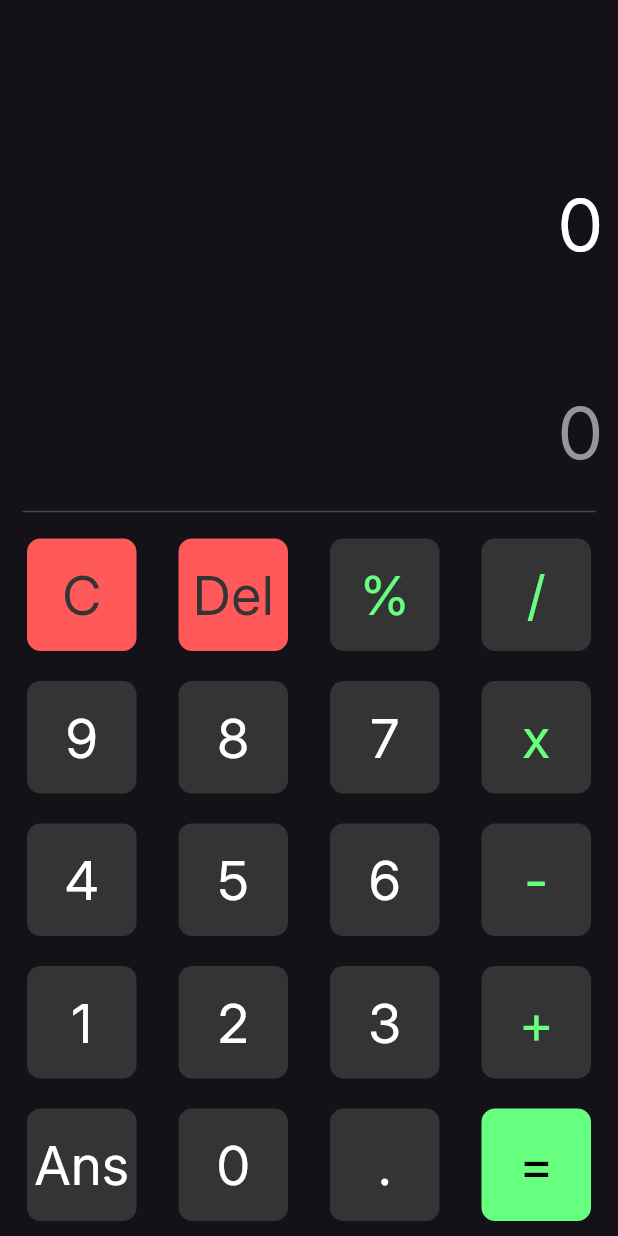
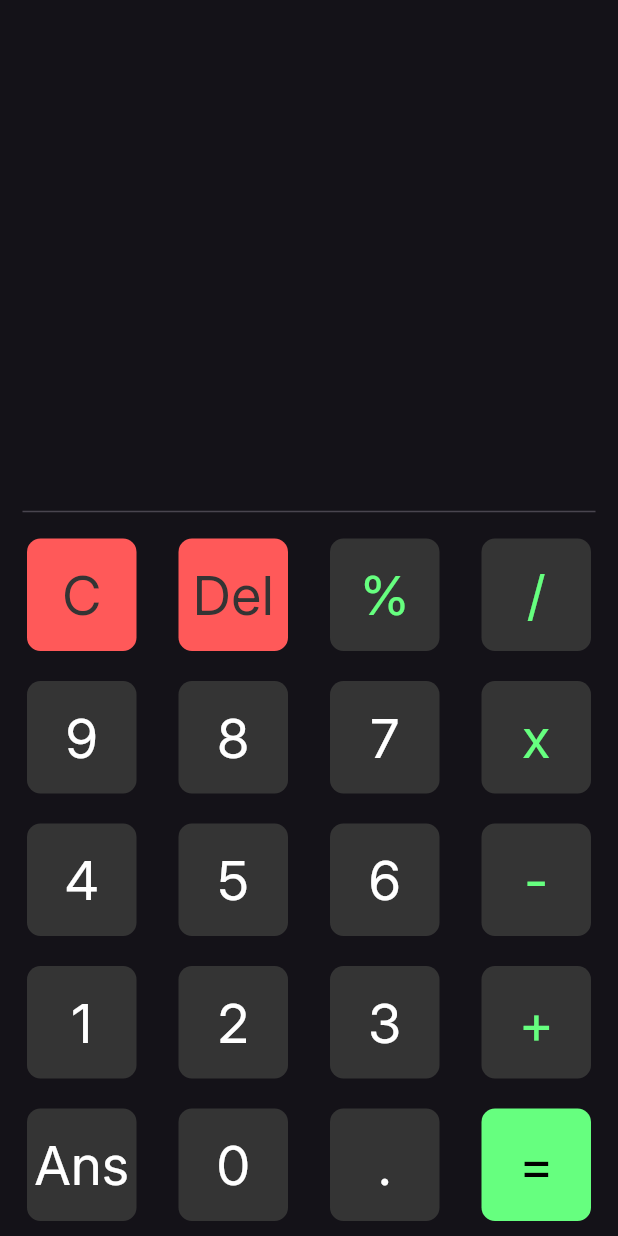
Before and after one commit to yasser-osamaa/Calculator, a Flutter app: the screen it shows after launch, on a phone screen of 412 x 824 dp. Run offline on Flutter 3.47's test engine with Material 3 defaults, Android fonts, the phone set to English and light mode, and no system bars; our stand-ins replace math_expressions.

Commit message:
overflow in output solved

```diff
--- a/lib/views/calculater_view.dart
+++ b/lib/views/calculater_view.dart
@@ -11,8 +11,8 @@ class CalculaterView extends StatefulWidget {
 }
 
 class _CalculaterViewState extends State<CalculaterView> {
-  String input = '0';
-  String output = '0';
+  String input = '';
+  String output = '';
 
   void pressButton(String value) {
     if (value == 'C') {
@@ -99,12 +99,16 @@ class _CalculaterViewState extends State<CalculaterView> {
             children: [
               Padding(
                 padding: const EdgeInsets.all(10),
+                child: Expanded(
                   child: Text(
                     input,
+                    maxLines: 1,
+                    overflow: TextOverflow.ellipsis,
                     style: const TextStyle(
                       fontSize: 48,
                       color: Colors.white,
                       fontWeight: FontWeight.w400,
+                    ),
                   ),
                 ),
               ),
@@ -118,11 +122,15 @@ class _CalculaterViewState extends State<CalculaterView> {
             child: Row(
               mainAxisAlignment: MainAxisAlignment.end,
               children: [
-                Text(
+                Expanded(
+                  child: Text(
                     output,
+                    maxLines: 1,
+                    overflow: TextOverflow.ellipsis,
                     style: const TextStyle(
                       fontSize: 48,
                       color: kResultColor,
+                    ),
                   ),
                 ),
               ],
```
Lines whose indentation alone changed are shown as unchanged.
